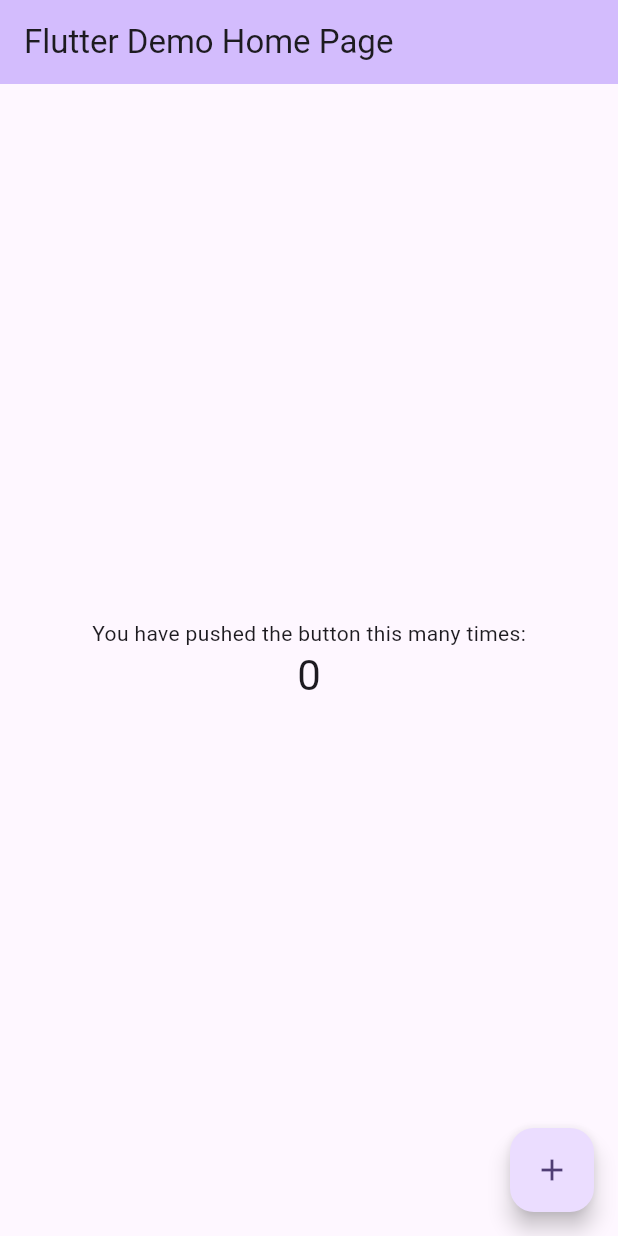
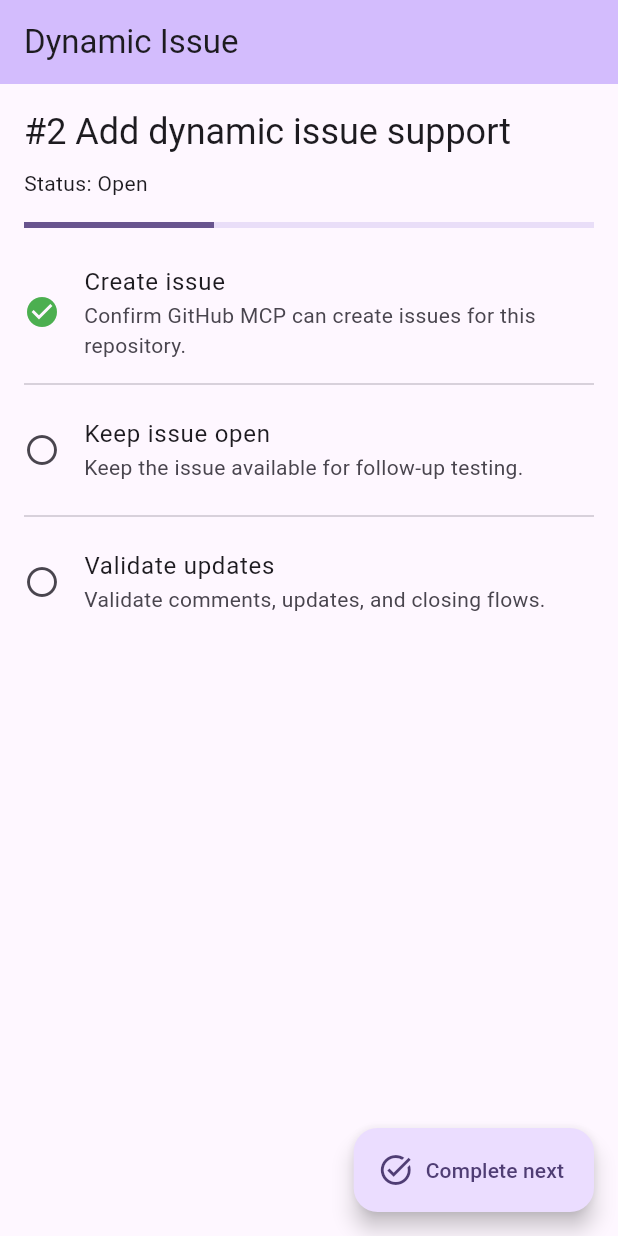
Before and after one commit to Mohamed-Abdel-Rahem/Smarter-Ai-Code-Agents, a Flutter app: the screen it shows after launch, on a phone screen of 412 x 824 dp. Run offline on Flutter 3.47's test engine with Material 3 defaults, Android fonts, the phone set to English and light mode, and no system bars.

Commit message:
Add dynamic issue workflow

```diff
--- /dev/null
+++ b/lib/features/dynamic_issue/domain/dynamic_issue.dart
@@ -0,0 +1,77 @@
+enum DynamicIssueStatus { open, inProgress, readyToClose }
+
+class DynamicIssueStep {
+  const DynamicIssueStep({
+    required this.title,
+    required this.description,
+    required this.isComplete,
+  });
+
+  final String title;
+  final String description;
+  final bool isComplete;
+
+  DynamicIssueStep copyWith({bool? isComplete}) {
+    return DynamicIssueStep(
+      title: title,
+      description: description,
+      isComplete: isComplete ?? this.isComplete,
+    );
+  }
+}
+
+class DynamicIssueState {
+  const DynamicIssueState({
+    required this.issueNumber,
+    required this.title,
+    required this.status,
+    required this.steps,
+  });
+
+  factory DynamicIssueState.initial() {
+    return const DynamicIssueState(
+      issueNumber: 2,
+      title: 'Add dynamic issue support',
+      status: DynamicIssueStatus.open,
+      steps: [
+        DynamicIssueStep(
+          title: 'Create issue',
+          description:
+              'Confirm GitHub MCP can create issues for this repository.',
+          isComplete: true,
+        ),
+        DynamicIssueStep(
+          title: 'Keep issue open',
+          description: 'Keep the issue available for follow-up testing.',
+          isComplete: false,
+        ),
+        DynamicIssueStep(
+          title: 'Validate updates',
+          description: 'Validate comments, updates, and closing flows.',
+          isComplete: false,
+        ),
+      ],
+    );
+  }
+
+  final int issueNumber;
+  final String title;
+  final DynamicIssueStatus status;
+  final List<DynamicIssueStep> steps;
+
+  int get completedSteps => steps.where((step) => step.isComplete).length;
+
+  bool get isComplete => completedSteps == steps.length;
+
+  DynamicIssueState copyWith({
+    DynamicIssueStatus? status,
+    List<DynamicIssueStep>? steps,
+  }) {
+    return DynamicIssueState(
+      issueNumber: issueNumber,
+      title: title,
+      status: status ?? this.status,
+      steps: steps ?? this.steps,
+    );
+  }
+}
--- /dev/null
+++ b/lib/features/dynamic_issue/presentation/dynamic_issue_bloc.dart
@@ -0,0 +1,43 @@
+import 'dart:async';
+
+import '../domain/dynamic_issue.dart';
+
+class DynamicIssueBloc {
+  DynamicIssueBloc() {
+    _stateController.add(_state);
+  }
+
+  final StreamController<DynamicIssueState> _stateController =
+      StreamController<DynamicIssueState>.broadcast();
+
+  DynamicIssueState _state = DynamicIssueState.initial();
+
+  Stream<DynamicIssueState> get stream => _stateController.stream;
+
+  DynamicIssueState get currentState => _state;
+
+  void completeNextStep() {
+    final nextIndex = _state.steps.indexWhere((step) => !step.isComplete);
+    if (nextIndex == -1) {
+      return;
+    }
+
+    final updatedSteps = List<DynamicIssueStep>.of(_state.steps);
+    updatedSteps[nextIndex] = updatedSteps[nextIndex].copyWith(
+      isComplete: true,
+    );
+
+    final allComplete = updatedSteps.every((step) => step.isComplete);
+    _state = _state.copyWith(
+      status: allComplete
+          ? DynamicIssueStatus.readyToClose
+          : DynamicIssueStatus.inProgress,
+      steps: updatedSteps,
+    );
+    _stateController.add(_state);
+  }
+
+  void dispose() {
+    _stateController.close();
+  }
+}
--- /dev/null
+++ b/lib/features/dynamic_issue/presentation/dynamic_issue_page.dart
@@ -0,0 +1,98 @@
+import 'package:flutter/material.dart';
+
+import '../domain/dynamic_issue.dart';
+import 'dynamic_issue_bloc.dart';
+
+class DynamicIssuePage extends StatefulWidget {
+  const DynamicIssuePage({super.key});
+
+  @override
+  State<DynamicIssuePage> createState() => _DynamicIssuePageState();
+}
+
+class _DynamicIssuePageState extends State<DynamicIssuePage> {
+  late final DynamicIssueBloc _bloc;
+
+  @override
+  void initState() {
+    super.initState();
+    _bloc = DynamicIssueBloc();
+  }
+
+  @override
+  void dispose() {
+    _bloc.dispose();
+    super.dispose();
+  }
+
+  @override
+  Widget build(BuildContext context) {
+    return StreamBuilder<DynamicIssueState>(
+      stream: _bloc.stream,
+      initialData: _bloc.currentState,
+      builder: (context, snapshot) {
+        final issue = snapshot.requireData;
+
+        return Scaffold(
+          appBar: AppBar(
+            title: const Text('Dynamic Issue'),
+            backgroundColor: Theme.of(context).colorScheme.inversePrimary,
+          ),
+          body: Padding(
+            padding: const EdgeInsets.all(16),
+            child: Column(
+              crossAxisAlignment: CrossAxisAlignment.start,
+              children: [
+                Text(
+                  '#${issue.issueNumber} ${issue.title}',
+                  style: Theme.of(context).textTheme.headlineSmall,
+                ),
+                const SizedBox(height: 8),
+                Text(_statusText(issue.status)),
+                const SizedBox(height: 16),
+                LinearProgressIndicator(
+                  value: issue.completedSteps / issue.steps.length,
+                ),
+                const SizedBox(height: 16),
+                Expanded(
+                  child: ListView.separated(
+                    itemCount: issue.steps.length,
+                    separatorBuilder: (context, index) => const Divider(),
+                    itemBuilder: (context, index) {
+                      final step = issue.steps[index];
+
+                      return ListTile(
+                        contentPadding: EdgeInsets.zero,
+                        leading: Icon(
+                          step.isComplete
+                              ? Icons.check_circle
+                              : Icons.radio_button_unchecked,
+                          color: step.isComplete ? Colors.green : null,
+                        ),
+                        title: Text(step.title),
+                        subtitle: Text(step.description),
+                      );
+                    },
+                  ),
+                ),
+              ],
+            ),
+          ),
+          floatingActionButton: FloatingActionButton.extended(
+            onPressed: issue.isComplete ? null : _bloc.completeNextStep,
+            icon: const Icon(Icons.task_alt),
+            label: Text(issue.isComplete ? 'Ready' : 'Complete next'),
+          ),
+        );
+      },
+    );
+  }
+
+  String _statusText(DynamicIssueStatus status) {
+    return switch (status) {
+      DynamicIssueStatus.open => 'Status: Open',
+      DynamicIssueStatus.inProgress => 'Status: In progress',
+      DynamicIssueStatus.readyToClose => 'Status: Ready to close',
+    };
+  }
+}
--- a/lib/main.dart
+++ b/lib/main.dart
@@ -1,4 +1,6 @@
 import 'package:flutter/material.dart';
+
+import 'features/dynamic_issue/presentation/dynamic_issue_page.dart';
 
 void main() {
   runApp(const MyApp());
@@ -7,116 +9,15 @@ void main() {
 class MyApp extends StatelessWidget {
   const MyApp({super.key});
 
-  // This widget is the root of your application.
   @override
   Widget build(BuildContext context) {
     return MaterialApp(
-      title: 'Flutter Demo',
+      title: 'Smart AI Code Agent',
+      debugShowCheckedModeBanner: false,
       theme: ThemeData(
-        // This is the theme of your application.
-        //
-        // TRY THIS: Try running your application with "flutter run". You'll see
-        // the application has a purple toolbar. Then, without quitting the app,
-        // try changing the seedColor in the colorScheme below to Colors.green
-        // and then invoke "hot reload" (save your changes or press the "hot
-        // reload" button in a Flutter-supported IDE, or press "r" if you used
-        // the command line to start the app).
-        //
-        // Notice that the counter didn't reset back to zero; the application
-        // state is not lost during the reload. To reset the state, use hot
-        // restart instead.
-        //
-        // This works for code too, not just values: Most code changes can be
-        // tested with just a hot reload.
-        colorScheme: .fromSeed(seedColor: Colors.deepPurple),
+        colorScheme: ColorScheme.fromSeed(seedColor: Colors.deepPurple),
       ),
-      home: const MyHomePage(title: 'Flutter Demo Home Page'),
+      home: const DynamicIssuePage(),
     );
   }
 }
-
-class MyHomePage extends StatefulWidget {
-  const MyHomePage({super.key, required this.title});
-
-  // This widget is the home page of your application. It is stateful, meaning
-  // that it has a State object (defined below) that contains fields that affect
-  // how it looks.
-
-  // This class is the configuration for the state. It holds the values (in this
-  // case the title) provided by the parent (in this case the App widget) and
-  // used by the build method of the State. Fields in a Widget subclass are
-  // always marked "final".
-
-  final String title;
-
-  @override
-  State<MyHomePage> createState() => _MyHomePageState();
-}
-
-class _MyHomePageState extends State<MyHomePage> {
-  int _counter = 0;
-
-  void _incrementCounter() {
-    setState(() {
-      // This call to setState tells the Flutter framework that something has
-      // changed in this State, which causes it to rerun the build method below
-      // so that the display can reflect the updated values. If we changed
-      // _counter without calling setState(), then the build method would not be
-      // called again, and so nothing would appear to happen.
-      _counter++;
-    });
-  }
-
-  @override
-  Widget build(BuildContext context) {
-    // This method is rerun every time setState is called, for instance as done
-    // by the _incrementCounter method above.
-    //
-    // The Flutter framework has been optimized to make rerunning build methods
-    // fast, so that you can just rebuild anything that needs updating rather
-    // than having to individually change instances of widgets.
-    return Scaffold(
-      appBar: AppBar(
-        // TRY THIS: Try changing the color here to a specific color (to
-        // Colors.amber, perhaps?) and trigger a hot reload to see the AppBar
-        // change color while the other colors stay the same.
-        backgroundColor: Theme.of(context).colorScheme.inversePrimary,
-        // Here we take the value from the MyHomePage object that was created by
-        // the App.build method, and use it to set our appbar title.
-        title: Text(widget.title),
-      ),
-      body: Center(
-        // Center is a layout widget. It takes a single child and positions it
-        // in the middle of the parent.
-        child: Column(
-          // Column is also a layout widget. It takes a list of children and
-          // arranges them vertically. By default, it sizes itself to fit its
-          // children horizontally, and tries to be as tall as its parent.
-          //
-          // Column has various properties to control how it sizes itself and
-          // how it positions its children. Here we use mainAxisAlignment to
-          // center the children vertically; the main axis here is the vertical
-          // axis because Columns are vertical (the cross axis would be
-          // horizontal).
-          //
-          // TRY THIS: Invoke "debug painting" (choose the "Toggle Debug Paint"
-          // action in the IDE, or press "p" in the console), to see the
-          // wireframe for each widget.
-          mainAxisAlignment: .center,
-          children: [
-            const Text('You have pushed the button this many times:'),
-            Text(
-              '$_counter',
-              style: Theme.of(context).textTheme.headlineMedium,
-            ),
-          ],
-        ),
-      ),
-      floatingActionButton: FloatingActionButton(
-        onPressed: _incrementCounter,
-        tooltip: 'Increment',
-        child: const Icon(Icons.add),
-      ),
-    );
-  }
-}
```
Also changed, not shown: 1 other file.
